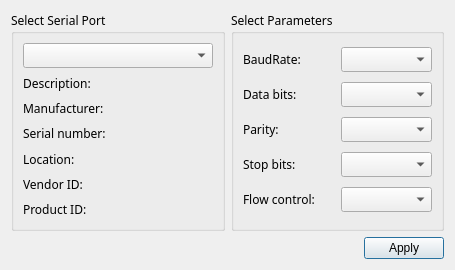
aleRu720/QtProyectComunicatios, file settingsdialog.ui: the form before one commit.
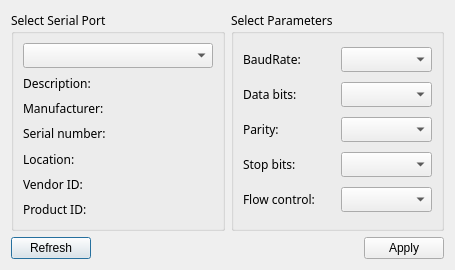
The form after the commit.

Commit message: Se agregan comentarios y la función Refresh en QtSettings

```diff
--- a/settingsdialog.ui
+++ b/settingsdialog.ui
@@ -139,6 +139,13 @@
    </item>
    <item row="1" column="0" colspan="2">
     <layout class="QHBoxLayout" name="horizontalLayout">
+     <item>
+      <widget class="QPushButton" name="pushButton">
+       <property name="text">
+        <string>Refresh</string>
+       </property>
+      </widget>
+     </item>
      <item>
       <spacer name="horizontalSpacer">
        <property name="orientation">
```
The commit also changes 3 other files.
